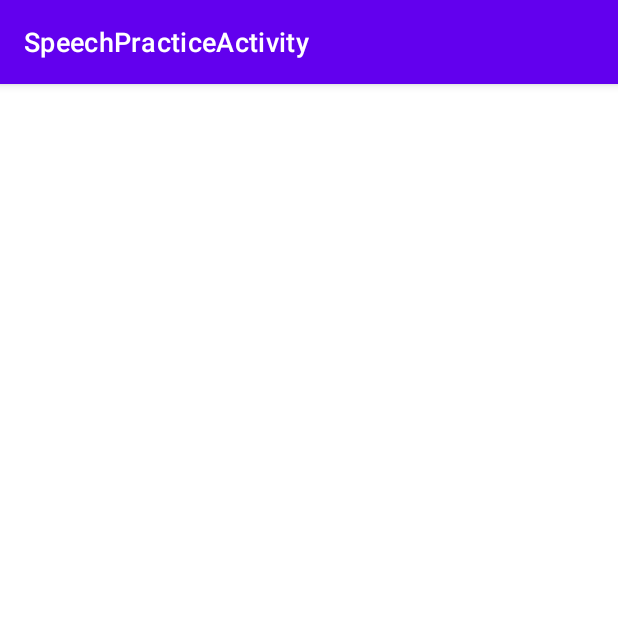
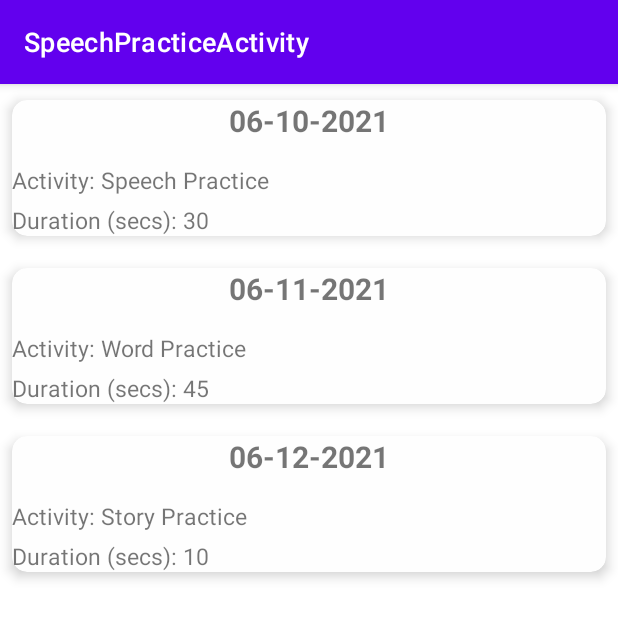
Before and after one commit to simonekarani/SpeechImprovAndroid, an Android app: the SpeechImprovReportActivity screen opened directly, with no data from a screen before it, on a phone screen of 412 x 824 dp. Shown: the top 618 px of the screen. Run offline under Robolectric (Android 15) with nearby library versions, the phone set to English and light mode, and no system bars.

Commit message:
add result screen

```diff
--- a/app/src/main/java/com/simonekarani/speechimprov/report/SpeechImprovReportActivity.java
+++ b/app/src/main/java/com/simonekarani/speechimprov/report/SpeechImprovReportActivity.java
@@ -1,16 +1,86 @@
 package com.simonekarani.speechimprov.report;
 
 import androidx.appcompat.app.AppCompatActivity;
+import androidx.recyclerview.widget.DefaultItemAnimator;
+import androidx.recyclerview.widget.LinearLayoutManager;
+import androidx.recyclerview.widget.RecyclerView;
 
+import android.app.AlertDialog;
+import android.content.Context;
+import android.content.DialogInterface;
+import android.content.Intent;
+import android.content.SharedPreferences;
+import android.content.res.Configuration;
 import android.os.Bundle;
+import android.util.DisplayMetrics;
+import android.util.Log;
+import android.view.Menu;
+import android.view.MenuItem;
+import android.view.View;
+import android.view.WindowManager;
 
+import com.simonekarani.speechimprov.MainActivity;
+import com.simonekarani.speechimprov.MainScreenDataAdapter;
 import com.simonekarani.speechimprov.R;
+import com.simonekarani.speechimprov.model.MainScreenData;
+import com.simonekarani.speechimprov.model.MainScreenDataModel;
+import com.simonekarani.speechimprov.speechpractice.SpeechPracticeActivity;
+import com.simonekarani.speechimprov.storypractice.StoryPracticeActivity;
+import com.simonekarani.speechimprov.wordpractice.WordPracticeActivity;
+
+import java.util.ArrayList;
 
 public class SpeechImprovReportActivity extends AppCompatActivity {
+
+    private static RecyclerView.Adapter adapter;
+    private RecyclerView.LayoutManager layoutManager;
+    private static RecyclerView recyclerView;
+    private static ArrayList<SpeechReportDataModel> data;
+
+    public static String[] reportArray = {
+            "06-10-2021", "06-11-2021", "06-12-2021"
+    };
+    public static String[] activityArray = {
+            "Speech Practice", "Word Practice", "Story Practice"
+    };
+    public static int[] durationArray = {
+            30, 45, 10
+    };
 
     @Override
     protected void onCreate(Bundle savedInstanceState) {
         super.onCreate(savedInstanceState);
+        adjustFontScale(getResources().getConfiguration());
+
         setContentView(R.layout.activity_speech_improv_report);
+
+        recyclerView = (RecyclerView) findViewById(R.id.my_recycler_report_view);
+        recyclerView.setHasFixedSize(true);
+
+        layoutManager = new LinearLayoutManager(this);
+        recyclerView.setLayoutManager(layoutManager);
+        recyclerView.setItemAnimator(new DefaultItemAnimator());
+
+        data = new ArrayList<SpeechReportDataModel>();
+        for (int i = 0; i < SpeechImprovReportActivity.reportArray.length; i++) {
+            data.add(new SpeechReportDataModel(
+                    SpeechImprovReportActivity.reportArray[i],
+                    SpeechImprovReportActivity.activityArray[i],
+                    SpeechImprovReportActivity.durationArray[i]
+            ));
+        }
+
+        adapter = new SpeechReportListAdapter(data);
+        recyclerView.setAdapter(adapter);
+    }
+
+    public void adjustFontScale(Configuration configuration)
+    {
+        configuration.fontScale = (float) 0.9;
+        DisplayMetrics metrics = getResources().getDisplayMetrics();
+        WindowManager wm = (WindowManager) getSystemService(WINDOW_SERVICE);
+        wm.getDefaultDisplay().getMetrics(metrics);
+        metrics.scaledDensity = configuration.fontScale * metrics.density;
+        getBaseContext().getResources().updateConfiguration(configuration, metrics);
     }
 }
--- /dev/null
+++ b/app/src/main/java/com/simonekarani/speechimprov/report/SpeechReportDataModel.java
@@ -0,0 +1,26 @@
+package com.simonekarani.speechimprov.report;
+
+public class SpeechReportDataModel {
+    String reportTitle;
+    String activity;
+    String durationStr;
+
+    public SpeechReportDataModel(String title, String activityList, int duration) {
+        this.reportTitle = title;
+        this.activity = "Activity: " + activityList;
+        this.durationStr = "Duration (secs): " + duration;
+    }
+
+
+    public String getReportTitle() {
+        return reportTitle;
+    }
+
+    public String getReportActivity() {
+        return activity;
+    }
+
+    public String getDuration() {
+        return durationStr;
+    }
+}
--- /dev/null
+++ b/app/src/main/java/com/simonekarani/speechimprov/report/SpeechReportListAdapter.java
@@ -0,0 +1,72 @@
+//
+//  SpeechReportListAdapter.java
+//  SpeechImprov
+//
+//  Created by Simone Karani on 2/9/20.
+//  Copyright © 2020 SpeechImprov. All rights reserved.
+//
+
+package com.simonekarani.speechimprov.report;
+
+import android.view.LayoutInflater;
+import android.view.View;
+import android.view.ViewGroup;
+import android.widget.TextView;
+
+import androidx.recyclerview.widget.RecyclerView;
+
+import com.simonekarani.speechimprov.R;
+
+import java.util.ArrayList;
+
+
+public class SpeechReportListAdapter extends RecyclerView.Adapter<SpeechReportListAdapter.MyViewHolder> {
+
+    private static final String TAG = "SpeechReportListAdapter";
+    private ArrayList<SpeechReportDataModel> dataSet;
+
+
+    public class MyViewHolder extends RecyclerView.ViewHolder {
+
+        TextView titleTextView;
+        TextView activityTextView;
+        TextView durationTextView;
+
+        public MyViewHolder(View itemView) {
+            super(itemView);
+            this.titleTextView = (TextView) itemView.findViewById(R.id.reportTitle);
+            this.activityTextView = (TextView) itemView.findViewById(R.id.textActivity);
+            this.durationTextView = (TextView) itemView.findViewById(R.id.textDuration);
+        }
+    }
+
+    public SpeechReportListAdapter(ArrayList<SpeechReportDataModel> data) {
+        this.dataSet = data;
+    }
+
+    @Override
+    public SpeechReportListAdapter.MyViewHolder onCreateViewHolder(ViewGroup parent, int viewType) {
+        View view = LayoutInflater.from(parent.getContext())
+                .inflate(R.layout.report_row, parent, false);
+
+        SpeechReportListAdapter.MyViewHolder myViewHolder = new SpeechReportListAdapter.MyViewHolder(view);
+        return myViewHolder;
+    }
+
+    @Override
+    public void onBindViewHolder(final SpeechReportListAdapter.MyViewHolder holder, final int listPosition) {
+
+        TextView reportTextViewName = holder.titleTextView;
+        TextView activityTextViewName = holder.activityTextView;
+        TextView durationTextViewName = holder.durationTextView;
+
+        reportTextViewName.setText(dataSet.get(listPosition).getReportTitle());
+        activityTextViewName.setText(dataSet.get(listPosition).getReportActivity());
+        durationTextViewName.setText(dataSet.get(listPosition).getDuration());
+    }
+
+    @Override
+    public int getItemCount() {
+        return dataSet.size();
+    }
+}
--- a/app/src/main/res/layout/activity_speech_improv_report.xml
+++ b/app/src/main/res/layout/activity_speech_improv_report.xml
@@ -1,9 +1,16 @@
 <?xml version="1.0" encoding="utf-8"?>
-<androidx.constraintlayout.widget.ConstraintLayout xmlns:android="http://schemas.android.com/apk/res/android"
+<RelativeLayout xmlns:android="http://schemas.android.com/apk/res/android"
     xmlns:app="http://schemas.android.com/apk/res-auto"
     xmlns:tools="http://schemas.android.com/tools"
     android:layout_width="match_parent"
     android:layout_height="match_parent"
     tools:context=".report.SpeechImprovReportActivity">
 
-</androidx.constraintlayout.widget.ConstraintLayout>
+    <androidx.recyclerview.widget.RecyclerView
+        android:id="@+id/my_recycler_report_view"
+        android:layout_width="match_parent"
+        android:layout_height="match_parent"
+        android:scrollbars="vertical"
+        />
+
+</RelativeLayout>
--- /dev/null
+++ b/app/src/main/res/layout/report_row.xml
@@ -0,0 +1,61 @@
+<?xml version="1.0" encoding="utf-8"?>
+<LinearLayout xmlns:android="http://schemas.android.com/apk/res/android"
+    xmlns:card_view="http://schemas.android.com/apk/res-auto"
+    android:layout_width="match_parent"
+    android:layout_height="wrap_content"
+    android:orientation="vertical"
+    android:tag="cards report container">
+
+    <androidx.cardview.widget.CardView
+        android:id="@+id/report_card_view"
+        android:layout_width="match_parent"
+        android:layout_height="wrap_content"
+        card_view:cardBackgroundColor="@color/color_white"
+        card_view:cardCornerRadius="10dp"
+        card_view:cardElevation="5dp"
+        card_view:cardUseCompatPadding="true">
+
+
+        <RelativeLayout
+            android:layout_width="match_parent"
+            android:layout_height="wrap_content"
+            android:orientation="horizontal">
+
+            <TextView
+                android:id="@+id/reportTitle"
+                android:layout_width="match_parent"
+                android:layout_height="wrap_content"
+                android:layout_alignParentTop="true"
+                android:paddingBottom="10dp"
+                android:text="Spiderman"
+                android:textAlignment="center"
+                android:textSize="20dp"
+                android:textStyle="bold" />
+
+            <TextView
+                android:id="@+id/textActivity"
+                android:layout_width="match_parent"
+                android:layout_height="wrap_content"
+                android:layout_below="@+id/reportTitle"
+                android:paddingTop="5dp"
+                android:text="Activity: "
+                android:textAlignment="textStart"
+                android:textSize="15dp"
+                android:textStyle="normal" />
+
+            <TextView
+                android:id="@+id/textDuration"
+                android:layout_width="match_parent"
+                android:layout_height="wrap_content"
+                android:layout_below="@+id/textActivity"
+                android:paddingTop="5dp"
+                android:text="Duration (secs): "
+                android:textAlignment="textStart"
+                android:textSize="15dp"
+                android:textStyle="normal" />
+
+        </RelativeLayout>
+
+    </androidx.cardview.widget.CardView>
+
+</LinearLayout>
```
Also changed, not shown: app/src/main/java/com/simonekarani/speechimprov/wordpractice/WordPracticeActivity.java (+5 -4 lines), app/src/main/res/layout/activity_word_practice.xml (+43 -22 lines).
